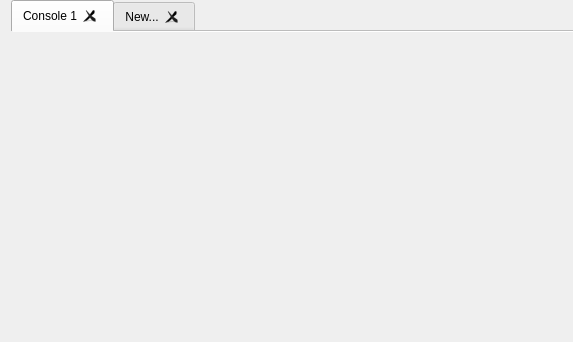
Old version of the form src/qt/forms/tabbedconsolepage.ui in the repository CedricProfit/Quotient.
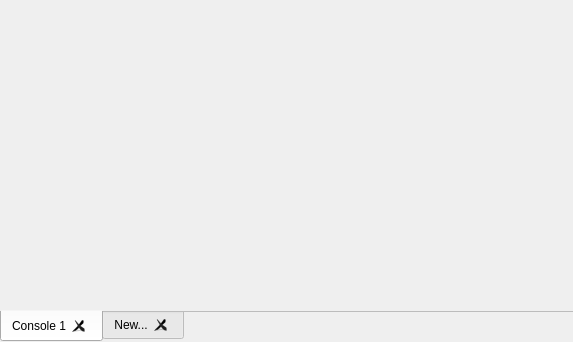
New version of the form. The open tabs and pages were chosen to show the change.

```diff
--- a/src/qt/forms/tabbedconsolepage.ui
+++ b/src/qt/forms/tabbedconsolepage.ui
@@ -20,6 +20,9 @@
    <property name="spacing">
     <number>0</number>
    </property>
+   <property name="leftMargin">
+    <number>0</number>
+   </property>
    <property name="topMargin">
     <number>0</number>
    </property>
@@ -36,6 +39,9 @@
        <property name="styleSheet">
         <string notr="true"/>
        </property>
+       <property name="tabPosition">
+        <enum>QTabWidget::South</enum>
+       </property>
        <property name="tabShape">
         <enum>QTabWidget::Rounded</enum>
        </property>
```
Left out of the diff: 2 changed lines with no effect on the pictures.
